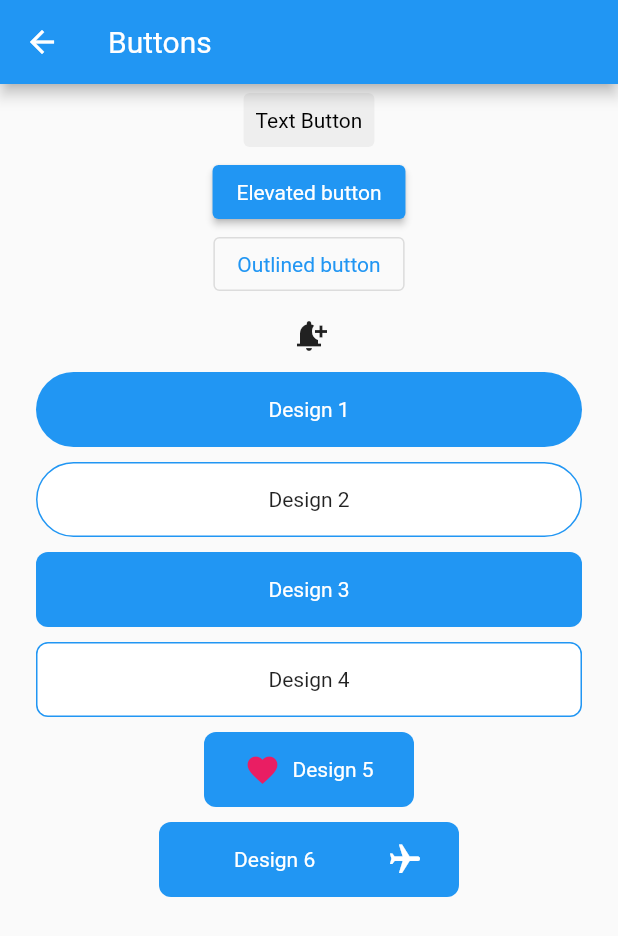
After one commit to dineshnagarajandev/Flutter-UIKit, a Flutter app: the Buttons screen opened by its route, on a phone screen of 412 x 824 dp. The commit adds this screen. Shown: the top 936 px of the screen. Run offline on Flutter 3.47's test engine with Material 2 defaults, Android fonts, the phone set to English and light mode, and no system bars.

Commit message:
Buttons UI component update

```diff
--- /dev/null
+++ b/lib/CustomWidgets/buttons.dart
@@ -0,0 +1,188 @@
+import 'package:flutter/material.dart';
+
+class Buttons extends StatelessWidget {
+  const Buttons({Key key}) : super(key: key);
+
+  @override
+  Widget build(BuildContext context) {
+    return Scaffold(
+      appBar: AppBar(
+        title: const Text("Buttons"),
+      ),
+      body: SingleChildScrollView(
+        child: Column(children: [
+          TextButton(
+              style: ButtonStyle(
+                  foregroundColor:
+                      MaterialStateProperty.all<Color>(Colors.black),
+                  backgroundColor:
+                      MaterialStateProperty.all<Color>(Colors.grey[200])),
+              onPressed: () {
+                print("Text Button Tapped");
+              },
+              child: const Text("Text Button")),
+          ElevatedButton(
+              onPressed: () {
+                print("Elevated button tapped.");
+              },
+              child: const Text("Elevated button")),
+          OutlinedButton(
+              onPressed: () {
+                print("Outlined button tapped");
+              },
+              child: const Text("Outlined button")),
+          IconButton(
+              onPressed: () {
+                print("Icon Button tapped");
+              },
+              icon: const Icon(Icons.notification_add)),
+          Container(
+              margin: const EdgeInsets.fromLTRB(24, 0, 24, 0),
+              child: InkWell(
+                onTap: () {
+                  print("Ink well design 1 tapped");
+                },
+                child: Container(
+                  height: 50,
+                  decoration: BoxDecoration(
+                      color: Colors.blue,
+                      borderRadius: BorderRadius.circular(25)),
+                  child: const Center(
+                      child: Text(
+                    "Design 1",
+                    style: TextStyle(color: Colors.white),
+                  )),
+                ),
+              )),
+          getSpacer(),
+          Container(
+            margin: const EdgeInsets.fromLTRB(24, 0, 24, 0),
+            child: InkWell(
+              onTap: () {
+                print("Inkwell design 2 tapped");
+              },
+              child: Container(
+                height: 50,
+                decoration: BoxDecoration(
+                    borderRadius: BorderRadius.circular(25),
+                    color: Colors.white,
+                    border: Border.all(color: Colors.blue)),
+                child: const Center(child: Text("Design 2")),
+              ),
+            ),
+          ),
+          getSpacer(),
+          Container(
+              margin: const EdgeInsets.fromLTRB(24, 0, 24, 0),
+              child: InkWell(
+                onTap: () {
+                  print("Ink well design 3 tapped");
+                },
+                child: Container(
+                  height: 50,
+                  decoration: BoxDecoration(
+                      color: Colors.blue,
+                      borderRadius: BorderRadius.circular(8)),
+                  child: const Center(
+                      child: Text(
+                    "Design 3",
+                    style: TextStyle(color: Colors.white),
+                  )),
+                ),
+              )),
+          getSpacer(),
+          Container(
+            margin: const EdgeInsets.fromLTRB(24, 0, 24, 0),
+            child: InkWell(
+              onTap: () {
+                print("Inkwell design 4 tapped");
+              },
+              child: Container(
+                height: 50,
+                decoration: BoxDecoration(
+                    borderRadius: BorderRadius.circular(8),
+                    color: Colors.white,
+                    border: Border.all(color: Colors.blue)),
+                child: const Center(child: Text("Design 4")),
+              ),
+            ),
+          ),
+          getSpacer(),
+          Container(
+            margin: const EdgeInsets.fromLTRB(24, 0, 24, 0),
+            child: InkWell(
+              onTap: () {
+                print("Design 5 tapped");
+              },
+              child: Container(
+                width: 140,
+                height: 50,
+                decoration: BoxDecoration(
+                    color: Colors.blue, borderRadius: BorderRadius.circular(8)),
+                child: Row(
+                  mainAxisAlignment: MainAxisAlignment.center,
+                  crossAxisAlignment: CrossAxisAlignment.center,
+                  // ignore: prefer_const_literals_to_create_immutables
+                  children: [
+                    const Icon(
+                      Icons.favorite,
+                      color: Colors.pink,
+                    ),
+                    const SizedBox(
+                      width: 8,
+                    ),
+                    const Text(
+                      "Design 5",
+                      style: TextStyle(color: Colors.white),
+                    )
+                  ],
+                ),
+              ),
+            ),
+          ),
+          getSpacer(),
+          Container(
+            margin: const EdgeInsets.fromLTRB(24, 0, 24, 0),
+            child: InkWell(
+              splashFactory: NoSplash.splashFactory,
+              onTap: () {
+                print("Design 6 tapped");
+              },
+              child: Container(
+                padding: const EdgeInsets.only(left: 50, right: 24),
+                width: 200,
+                height: 50,
+                decoration: BoxDecoration(
+                    color: Colors.blue, borderRadius: BorderRadius.circular(8)),
+                child: Row(
+                  mainAxisAlignment: MainAxisAlignment.spaceBetween,
+                  crossAxisAlignment: CrossAxisAlignment.center,
+                  // ignore: prefer_const_literals_to_create_immutables
+                  children: [
+                    const Text(
+                      "Design 6",
+                      style: TextStyle(color: Colors.white),
+                    ),
+                    const RotatedBox(
+                      quarterTurns: 1,
+                      child: Icon(
+                        Icons.flight,
+                        color: Colors.white,
+                      ),
+                    )
+                  ],
+                ),
+              ),
+            ),
+          )
+        ]),
+      ),
+    );
+  }
+
+  Widget getSpacer() {
+    return const SizedBox(
+      height: 10,
+    );
+  }
+}
--- a/lib/main.dart
+++ b/lib/main.dart
@@ -1,5 +1,6 @@
 import 'package:flutter/cupertino.dart';
 import 'package:flutter/material.dart';
+import 'package:my_app/CustomWidgets/buttons.dart';
 import 'package:my_app/WhatsApp/CallInfo.dart';
 
 import 'CustomWidgets/textcomponent.dart';
@@ -19,8 +20,11 @@ import 'WhatsApp/WhatsAppHome.dart';
 void main() => runApp(MyApp());
 
 class MyApp extends StatelessWidget {
+  MyApp({Key key}) : super(key: key);
+
   final List<String> widgetNameArray = <String>[
     'Text',
+    'Button',
     'Row',
     'Coloumn',
     'Stack',
@@ -76,6 +80,7 @@ class MyApp extends StatelessWidget {
       ),
       routes: {
         "/TextComponent": (context) => TextComponent(),
+        "/Buttons": (context) => const Buttons(),
         "/RowComponent": (context) => RowComponent(),
         "/ColoumComponent": (context) => ColoumComponent(),
         "/StackComponent": (context) => StackComponent(),
@@ -102,46 +107,50 @@ void flutterBasicListViewTapped(
       Navigator.pushNamed(context, '/TextComponent');
       break;
     case 1:
+      // Buttons
+      Navigator.pushNamed(context, '/Buttons');
+      break;
+    case 2:
       // Row component
       Navigator.pushNamed(context, '/RowComponent');
       break;
-    case 2:
+    case 3:
       // Column component
       Navigator.pushNamed(context, '/ColoumComponent');
       break;
-    case 3:
+    case 4:
       // Stack component
       Navigator.pushNamed(context, '/StackComponent');
       break;
-    case 4:
+    case 5:
       // Container component
       Navigator.pushNamed(context, '/ContainerComponent');
       break;
-    case 5:
+    case 6:
       // Horizontal List View
       Navigator.pushNamed(context, '/HorizontalListViewComponents');
       break;
-    case 6:
+    case 7:
       // Form component
       Navigator.pushNamed(context, '/FormComponent');
       break;
-    case 7:
+    case 8:
       // API component
       Navigator.pushNamed(context, '/ListViewWithAPI');
       break;
-    case 8:
+    case 9:
       _iOSAlertInit(context);
       break;
-    case 9:
+    case 10:
       _materialAlertInit(context);
       break;
-    case 10:
+    case 11:
       Navigator.pushNamed(context, '/AlignClass');
       break;
-    case 11:
+    case 12:
       Navigator.pushNamed(context, '/AppBarClass');
       break;
-    case 12:
+    case 13:
       Navigator.pushNamed(context, '/WhatsAppHome');
       break;
     default:
```
Also changed, not shown: pubspec.lock, 2 other files.
